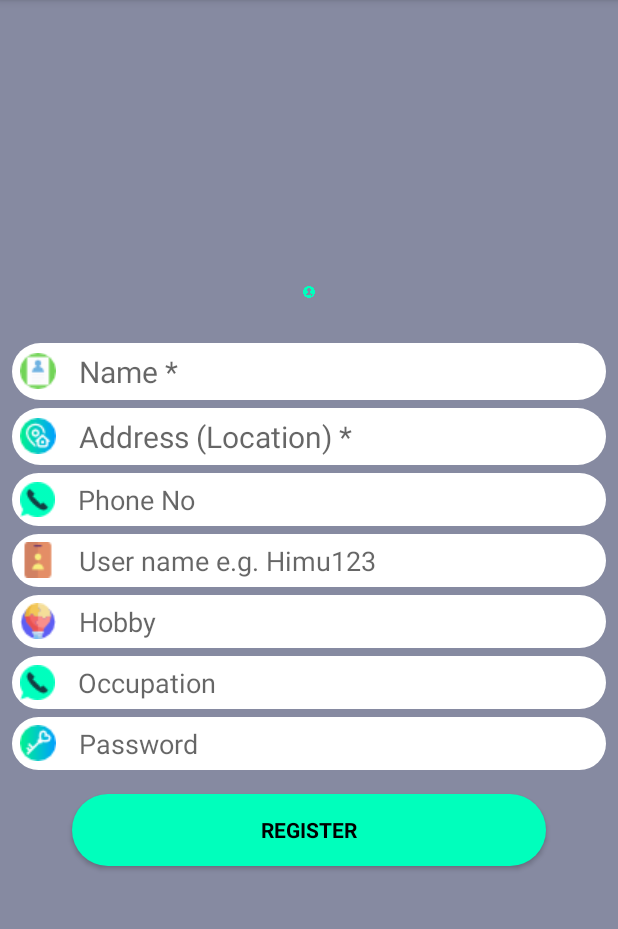
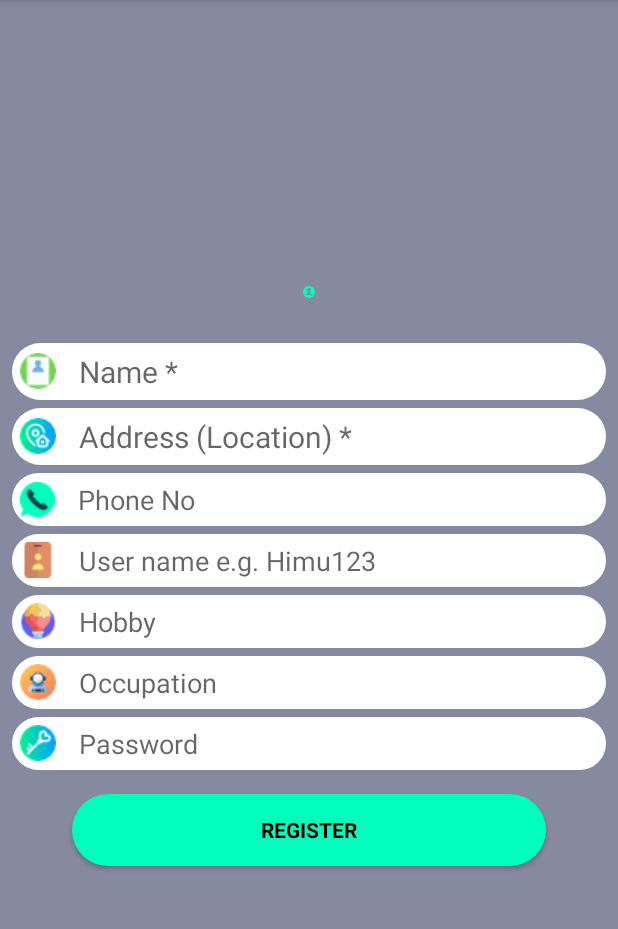
Before and after one commit to CosmicBeing09/Android_Project_250, an Android app: the register screen opened directly, with no data from a screen before it, on a phone screen of 412 x 824 dp, the part 84-1013 px from its top. Run offline under Robolectric (Android 15) with nearby library versions, the phone set to English and light mode, and no system bars; our stand-ins replace Firebase (no records; nobody signed in at launch, a user with empty details on screens opened directly); pictures from the network do not load.

Commit message:
login and register changed
change in login and register

Co-Authored-By: cosmicbeing09 <cosmicbeing09@users.noreply.github.com>

```diff
--- a/Hobbies/app/src/main/res/layout/activity_register.xml
+++ b/Hobbies/app/src/main/res/layout/activity_register.xml
@@ -108,7 +108,7 @@
             android:inputType="textEmailAddress"
             android:maxLines="1"
             android:background="@drawable/edit_round_button"
-            android:drawableLeft="@drawable/phone_register"
+            android:drawableLeft="@drawable/occupation"
             android:padding="5dp"
             android:drawablePadding="15dp"/>
             <!--android:textColor="@android:color/white" />-->
```
Also changed, not shown: Hobbies/app/src/main/res/drawable/occupation.png (added).
